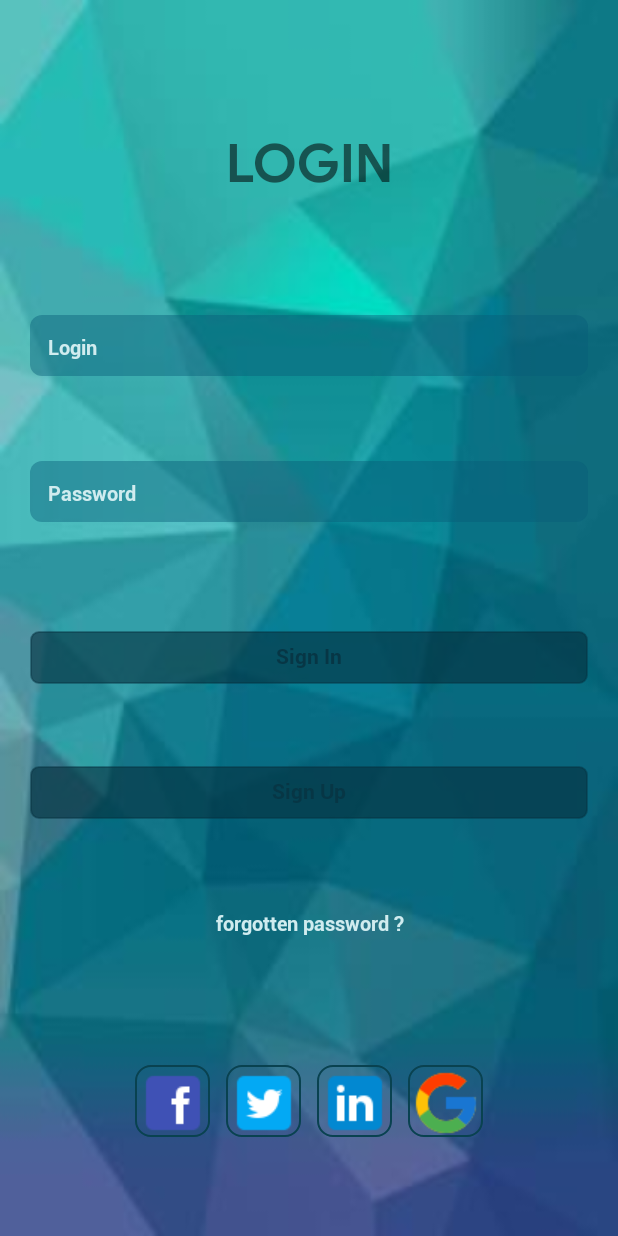
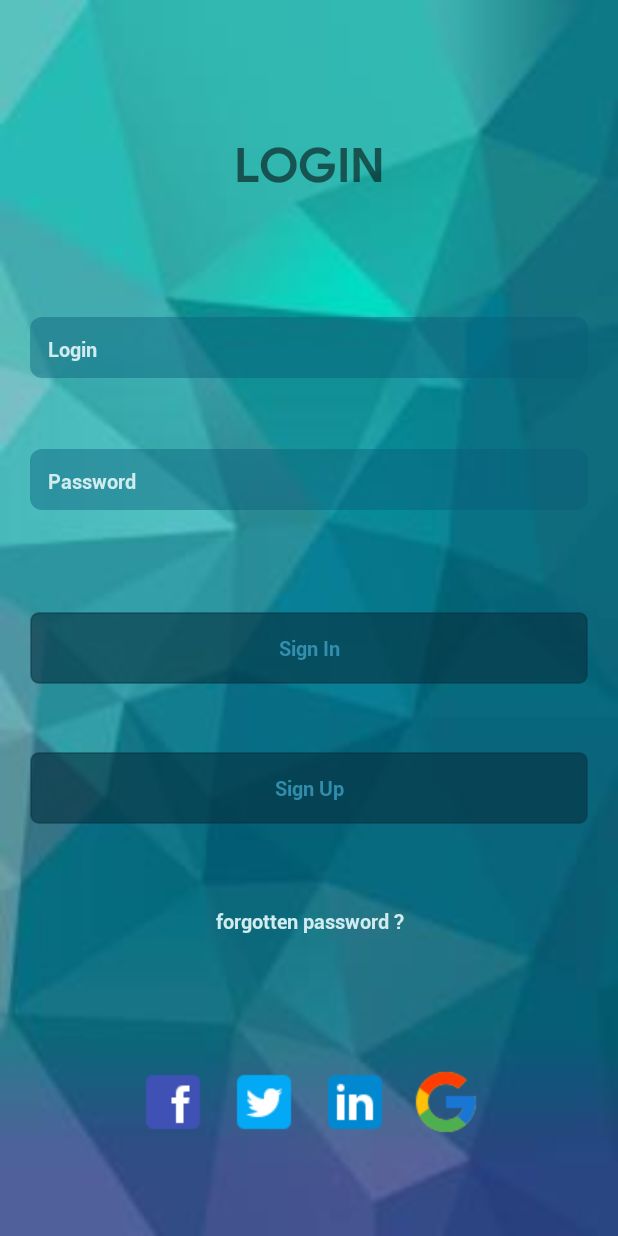
Before and after one commit to tipam2iuc/traplare-android, an Android app: the screen it shows after launch (LoginActivity), on a phone screen of 412 x 824 dp. Run offline under Robolectric (Android 15) with nearby library versions, the phone set to English and light mode, and no system bars.

Commit message:
quelques petites finition sur le login
j'ai retiré les cadre qui étaient autour des logo et bien spécifié la taill des button

```diff
--- a/Traplare/app/src/main/res/drawable/button_login.xml
+++ b/Traplare/app/src/main/res/drawable/button_login.xml
@@ -8,7 +8,7 @@
                 android:width="1dp"
                 android:color="#69063140"/>
             <padding
-                android:bottom="3dp"
+                android:bottom="0dp"
                 android:top="0dp"
                 />
         </shape>
--- a/Traplare/app/src/main/res/drawable/image_login.xml
+++ b/Traplare/app/src/main/res/drawable/image_login.xml
@@ -8,7 +8,7 @@
         <shape android:shape="rectangle">
             <solid android:color="#00ffffff"/>
             <corners android:radius="10dp" />
-            <stroke android:width="1dp" android:color="#094250"/>
+            <stroke android:width="1dp" android:color="#00094250"/>
         </shape>
     </item>
 </layer-list>
--- a/Traplare/app/src/main/res/layout/activity_login.xml
+++ b/Traplare/app/src/main/res/layout/activity_login.xml
@@ -16,7 +16,7 @@
         android:gravity="center"
         android:textAlignment="center"
         android:text="LOGIN"
-        android:textSize="35dp"
+        android:textSize="32dp"
         android:textStyle="bold"
         android:layout_marginHorizontal="20dp"
         android:layout_marginStart="20dp"
@@ -40,7 +40,7 @@
         android:layout_marginEnd="20dp"
         android:layout_marginRight="20dp"
         android:inputType="text"
-        android:layout_marginBottom="10dp"
+        android:layout_marginBottom="0dp"
         android:background="@drawable/imput_login"
         android:hint="Login"
         android:textColorHint="#d0ecef"
@@ -62,7 +62,7 @@
         android:inputType="textPassword"
         android:layout_marginEnd="20dp"
         android:layout_marginRight="20dp"
-        android:layout_marginBottom="25dp"
+        android:layout_marginBottom="20dp"
         android:background="@drawable/imput_login"
         android:hint="Password"
         android:textColorHint="#d0ecef"
@@ -77,17 +77,18 @@
     <Button
         android:id="@+id/button_sign_in"
         android:layout_width="0dp"
-        android:layout_height="35dp"
+        android:layout_height="wrap_content"
         android:layout_marginHorizontal="20dp"
         android:layout_marginStart="20dp"
         android:layout_marginLeft="20dp"
         android:layout_marginEnd="20dp"
         android:layout_marginRight="20dp"
-        android:layout_marginBottom="10dp"
+        android:layout_marginBottom="0dp"
         android:background="@drawable/button_login"
         android:text="Sign In"
         android:textAllCaps="false"
-        android:textColor="#073645"
+        android:textSize="13dp"
+        android:textColor="#d13c9ebe"
         android:textStyle="bold"
         app:layout_constraintBottom_toTopOf="@+id/button_sign_up"
         app:layout_constraintEnd_toEndOf="parent"
@@ -97,17 +98,18 @@
     <Button
         android:id="@+id/button_sign_up"
         android:layout_width="0dp"
-        android:layout_height="35dp"
+        android:layout_height="wrap_content"
         android:layout_marginHorizontal="20dp"
         android:layout_marginStart="20dp"
         android:layout_marginLeft="20dp"
         android:layout_marginEnd="20dp"
         android:layout_marginRight="20dp"
-        android:layout_marginBottom="15dp"
+        android:layout_marginBottom="10dp"
         android:background="@drawable/button_login"
         android:text="Sign Up"
         android:textAllCaps="false"
-        android:textColor="#073645"
+        android:textColor="#d13c9ebe"
+        android:textSize="13dp"
         android:textStyle="bold"
         app:layout_constraintBottom_toTopOf="@+id/textView_forgotten_password"
         app:layout_constraintEnd_toEndOf="parent"
```
